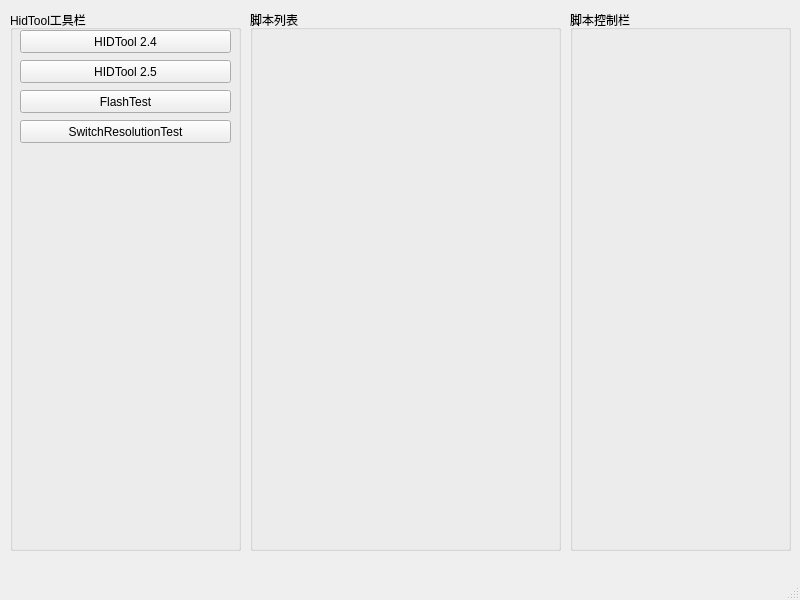
First picture: the form in Seevision/TEST_TOOL_BOX/SeevisionToolBox.ui, repository 792607724/PyQt5Project, before the edit.
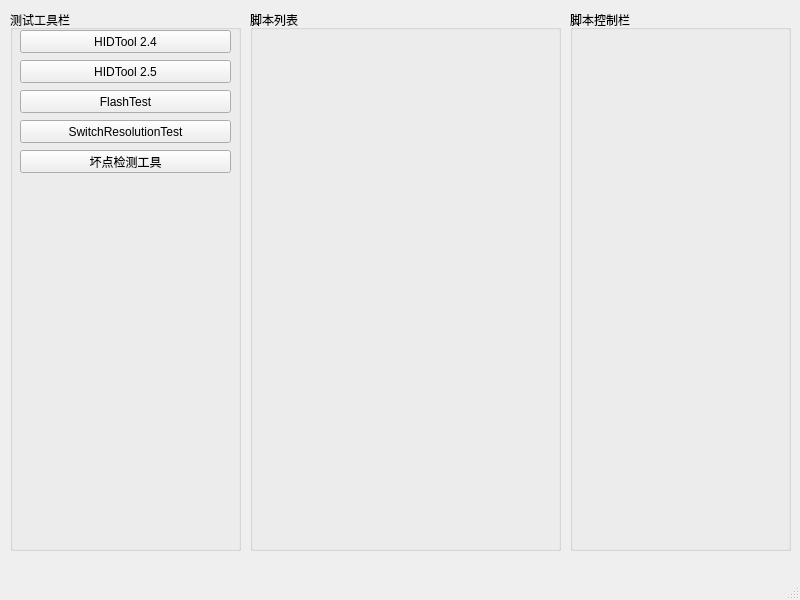
Second picture: the form after the edit. Icons and pictures are not drawn.

Commit message: Add explanation for bad point check pyqt5 tool

The edit to the form file:
```diff
--- a/Seevision/TEST_TOOL_BOX/SeevisionToolBox.ui
+++ b/Seevision/TEST_TOOL_BOX/SeevisionToolBox.ui
@@ -64,7 +64,7 @@
      <bool>false</bool>
     </property>
     <property name="title">
-     <string>HidTool工具栏</string>
+     <string>测试工具栏</string>
     </property>
     <property name="flat">
      <bool>false</bool>
@@ -133,6 +133,22 @@
       <string>HIDTool 2.5</string>
      </property>
     </widget>
+    <widget class="QPushButton" name="btn_BadPointCheck">
+     <property name="geometry">
+      <rect>
+       <x>10</x>
+       <y>140</y>
+       <width>211</width>
+       <height>23</height>
+      </rect>
+     </property>
+     <property name="toolTip">
+      <string>点击打开分辨率切换测试页面</string>
+     </property>
+     <property name="text">
+      <string>坏点检测工具</string>
+     </property>
+    </widget>
    </widget>
    <widget class="QGroupBox" name="groupBox_2">
     <property name="geometry">
```
The commit also changes 19 other files.
